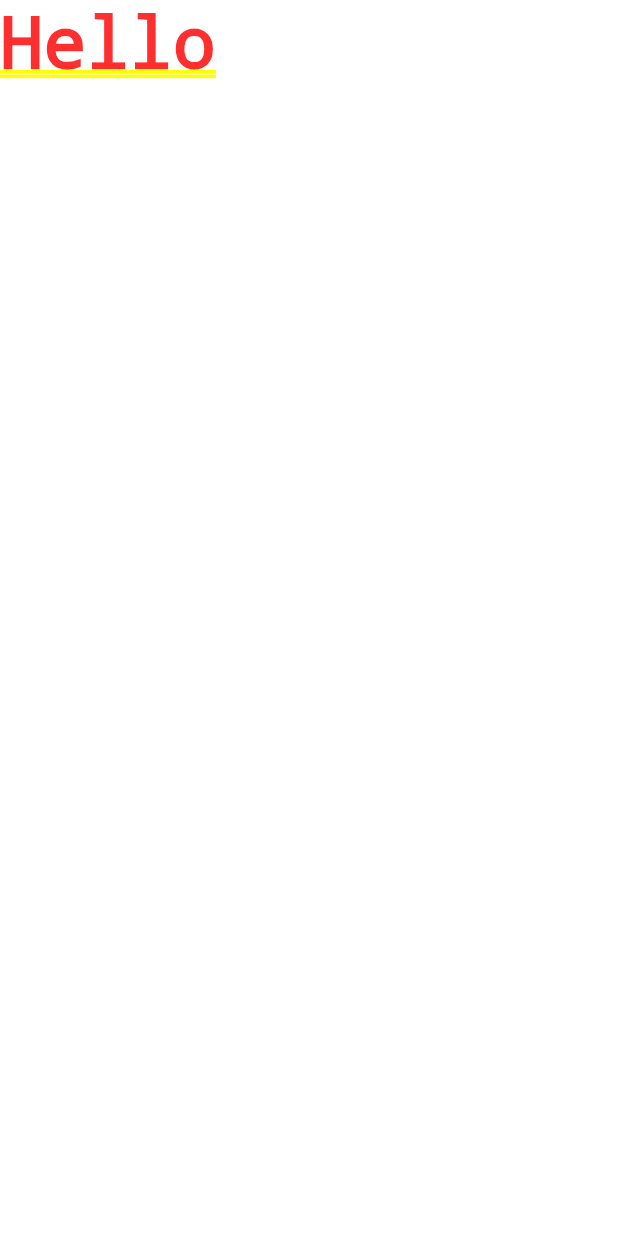
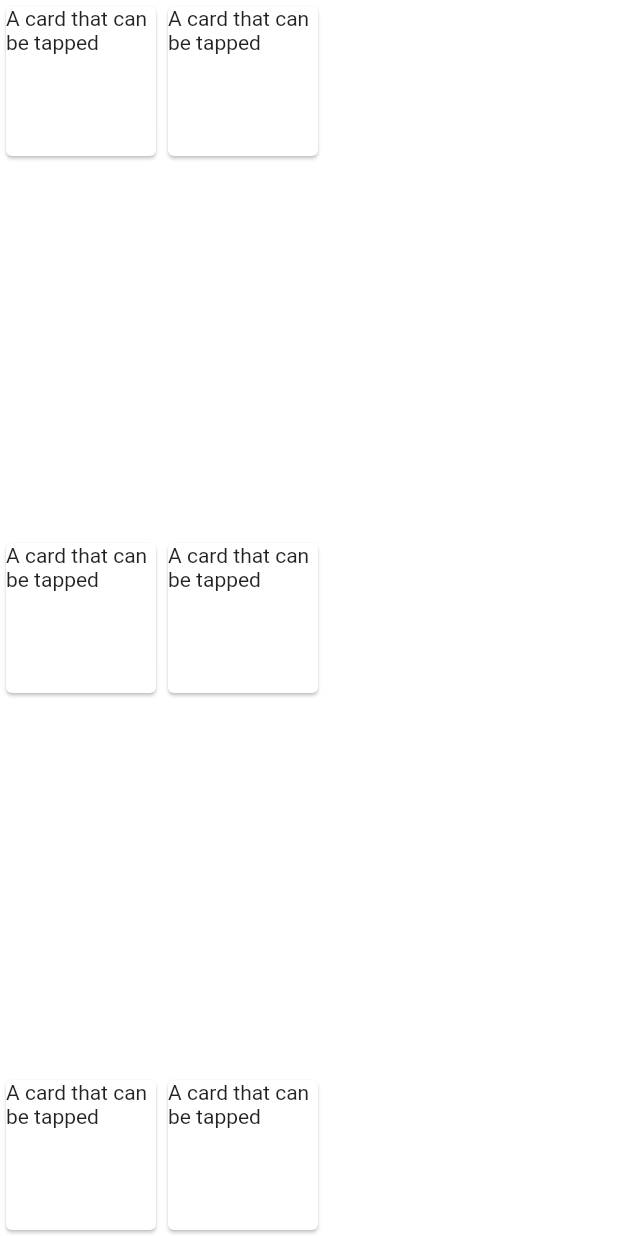
Before and after one commit to Muskan-Khan/Kids-Game, a Flutter app: the screen it shows after launch, on a phone screen of 412 x 824 dp. Run offline on Flutter 3.47's test engine with Material 2 defaults, Android fonts, the phone set to English and light mode, and no system bars.

Commit message:
Added basic layout of Cards

```diff
--- a/kids_game/lib/main.dart
+++ b/kids_game/lib/main.dart
@@ -13,103 +13,131 @@ class MyApp extends StatelessWidget {
     return MaterialApp(
       title: 'Flutter Demo',
       theme: ThemeData(
-        // This is the theme of your application.
-        //
-        // Try running your application with "flutter run". You'll see the
-        // application has a blue toolbar. Then, without quitting the app, try
-        // changing the primarySwatch below to Colors.green and then invoke
-        // "hot reload" (press "r" in the console where you ran "flutter run",
-        // or simply save your changes to "hot reload" in a Flutter IDE).
-        // Notice that the counter didn't reset back to zero; the application
-        // is not restarted.
         primarySwatch: Colors.blue,
       ),
-      home: Text('Hello'),
+      home: Center(
+          child: Row(
+        children: [
+          Column(
+            mainAxisAlignment: MainAxisAlignment.spaceBetween,
+            children: [
+              Row(
+                mainAxisAlignment: MainAxisAlignment.spaceBetween,
+                children: [
+                  Card(
+                    child: InkWell(
+                      splashColor: Colors.blue.withAlpha(30),
+                      onTap: () {
+                        print('Card tapped.');
+                      },
+                      child: const SizedBox(
+                        width: 100,
+                        height: 100,
+                        child: Text('A card that can be tapped'),
+                      ),
+                    ),
+                  ),
+                ],
+              ),
+              Row(
+                mainAxisAlignment: MainAxisAlignment.spaceBetween,
+                children: [
+                  Card(
+                    child: InkWell(
+                      splashColor: Colors.blue.withAlpha(30),
+                      onTap: () {
+                        print('Card tapped.');
+                      },
+                      child: const SizedBox(
+                        width: 100,
+                        height: 100,
+                        child: Text('A card that can be tapped'),
+                      ),
+                    ),
+                  ),
+                ],
+              ),
+              Row(
+                mainAxisAlignment: MainAxisAlignment.spaceBetween,
+                children: [
+                  Card(
+                    child: InkWell(
+                      splashColor: Colors.blue.withAlpha(30),
+                      onTap: () {
+                        print('Card tapped.');
+                      },
+                      child: const SizedBox(
+                        width: 100,
+                        height: 100,
+                        child: Text('A card that can be tapped'),
+                      ),
+                    ),
+                  ),
+                ],
+              ),
+            ],
+          ),
+          Column(
+            mainAxisAlignment: MainAxisAlignment.spaceBetween,
+            children: [
+              Row(
+                mainAxisAlignment: MainAxisAlignment.spaceBetween,
+                children: [
+                  Card(
+                    child: InkWell(
+                      splashColor: Colors.blue.withAlpha(30),
+                      onTap: () {
+                        print('Card tapped.');
+                      },
+                      child: const SizedBox(
+                        width: 100,
+                        height: 100,
+                        child: Text('A card that can be tapped'),
+                      ),
+                    ),
+                  ),
+                ],
+              ),
+              Row(
+                mainAxisAlignment: MainAxisAlignment.spaceBetween,
+                children: [
+                  Card(
+                    child: InkWell(
+                      splashColor: Colors.blue.withAlpha(30),
+                      onTap: () {
+                        print('Card tapped.');
+                      },
+                      child: const SizedBox(
+                        width: 100,
+                        height: 100,
+                        child: Text('A card that can be tapped'),
+                      ),
+                    ),
+                  ),
+                ],
+              ),
+              Row(
+                mainAxisAlignment: MainAxisAlignment.spaceBetween,
+                children: [
+                  Card(
+                    child: InkWell(
+                      splashColor: Colors.blue.withAlpha(30),
+                      onTap: () {
+                        print('Card tapped.');
+                      },
+                      child: const SizedBox(
+                        width: 100,
+                        height: 100,
+                        child: Text('A card that can be tapped'),
+                      ),
+                    ),
+                  ),
+                ],
+              ),
+            ],
+          )
+        ],
+      )),
     );
   }
 }
-
-// class MyHomePage extends StatefulWidget {
-//   const MyHomePage({Key? key, required this.title}) : super(key: key);
-
-//   // This widget is the home page of your application. It is stateful, meaning
-//   // that it has a State object (defined below) that contains fields that affect
-//   // how it looks.
-
-//   // This class is the configuration for the state. It holds the values (in this
-//   // case the title) provided by the parent (in this case the App widget) and
-//   // used by the build method of the State. Fields in a Widget subclass are
-//   // always marked "final".
-
-//   final String title;
-
-//   @override
-//   State<MyHomePage> createState() => _MyHomePageState();
-// }
-
-// class _MyHomePageState extends State<MyHomePage> {
-//   int _counter = 0;
-
-//   void _incrementCounter() {
-//     setState(() {
-//       // This call to setState tells the Flutter framework that something has
-//       // changed in this State, which causes it to rerun the build method below
-//       // so that the display can reflect the updated values. If we changed
-//       // _counter without calling setState(), then the build method would not be
-//       // called again, and so nothing would appear to happen.
-//       _counter++;
-//     });
-//   }
-
-//   @override
-//   Widget build(BuildContext context) {
-//     // This method is rerun every time setState is called, for instance as done
-//     // by the _incrementCounter method above.
-//     //
-//     // The Flutter framework has been optimized to make rerunning build methods
-//     // fast, so that you can just rebuild anything that needs updating rather
-//     // than having to individually change instances of widgets.
-//     return Scaffold(
-//       appBar: AppBar(
-//         // Here we take the value from the MyHomePage object that was created by
-//         // the App.build method, and use it to set our appbar title.
-//         title: Text(widget.title),
-//       ),
-//       body: Center(
-//         // Center is a layout widget. It takes a single child and positions it
-//         // in the middle of the parent.
-//         child: Column(
-//           // Column is also a layout widget. It takes a list of children and
-//           // arranges them vertically. By default, it sizes itself to fit its
-//           // children horizontally, and tries to be as tall as its parent.
-//           //
-//           // Invoke "debug painting" (press "p" in the console, choose the
-//           // "Toggle Debug Paint" action from the Flutter Inspector in Android
-//           // Studio, or the "Toggle Debug Paint" command in Visual Studio Code)
-//           // to see the wireframe for each widget.
-//           //
-//           // Column has various properties to control how it sizes itself and
-//           // how it positions its children. Here we use mainAxisAlignment to
-//           // center the children vertically; the main axis here is the vertical
-//           // axis because Columns are vertical (the cross axis would be
-//           // horizontal).
-//           mainAxisAlignment: MainAxisAlignment.center,
-//           children: <Widget>[
-//             const Text(
-//               'You have pushed the button this many times:',
-//             ),
-//             Text(
-//               '$_counter',
-//               style: Theme.of(context).textTheme.headline4,
-//             ),
-//           ],
-//         ),
-//       ),
-//       floatingActionButton: FloatingActionButton(
-//         onPressed: _incrementCounter,
-//         tooltip: 'Increment',
-//         child: const Icon(Icons.add),
-//       ), // This trailing comma makes auto-formatting nicer for build methods.
-//     );
-//   }
-// }
```
